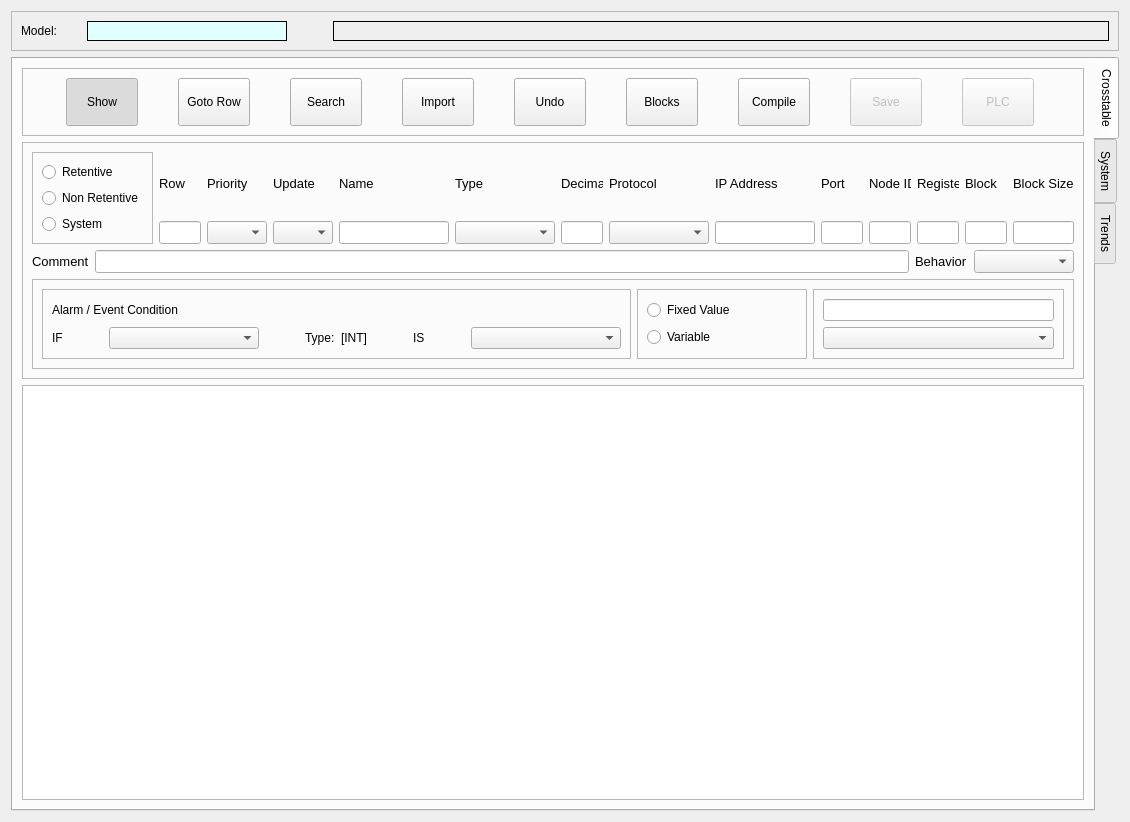
The window that projects/devtools/qt-creator-2.8.1-src/src/plugins/cte/ctedit.ui (MECTsrl/imx_mect) describes before a commit, drawn with Qt 5.
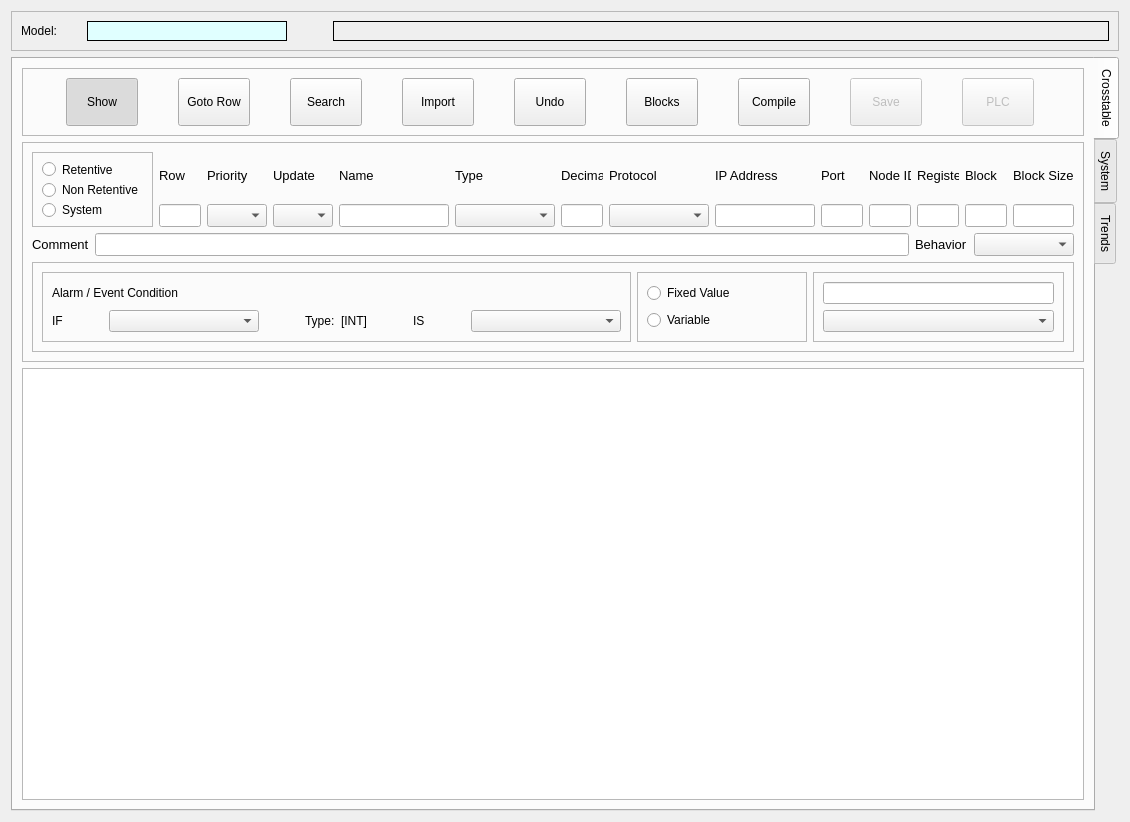
The same window after the commit. The open tabs and pages were chosen to show the change.

What changed in the file:
```diff
--- a/projects/devtools/qt-creator-2.8.1-src/src/plugins/cte/ctedit.ui
+++ b/projects/devtools/qt-creator-2.8.1-src/src/plugins/cte/ctedit.ui
@@ -577,6 +577,12 @@
              <layout class="QHBoxLayout" name="horizontalLayout_2">
               <item>
                <widget class="QFrame" name="fraOptions">
+                <property name="maximumSize">
+                 <size>
+                  <width>16777215</width>
+                  <height>75</height>
+                 </size>
+                </property>
                 <property name="font">
                  <font>
                   <weight>50</weight>
```
Left out of the diff: 2 changed lines with no effect on the pictures.
